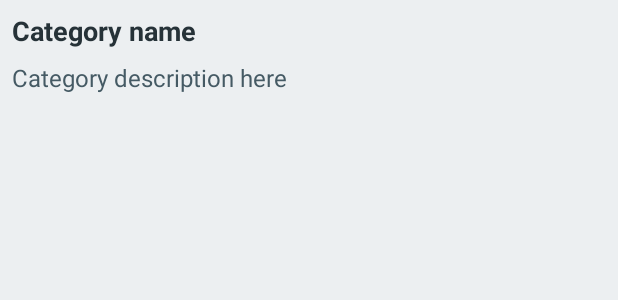
After one commit to dare-startup/dareu, an Android app: the layout category_item.xml on its own in the app's theme, with its tools: preview values and no code run, on a phone screen of 412 x 824 dp. The commit adds this screen. Shown: the top 300 px of the screen. Run offline under Robolectric (Android 15) with nearby library versions, the phone set to English and light mode, and no system bars.

```diff
--- a/app/src/main/assets/dareu_props.properties
+++ b/app/src/main/assets/dareu_props.properties
@@ -2,3 +2,4 @@ server=http://192.168.0.3:8080/
 signin=rest/security/authenticate
 signup=rest/account/signup
 update.gcm=rest/account/updateGcmRegId?regId=
+categories=rest/dare/category/
--- a/app/src/main/java/com/dareu/mobile/activity/shared/FindFriendsActivity.java
+++ b/app/src/main/java/com/dareu/mobile/activity/shared/FindFriendsActivity.java
@@ -13,6 +13,9 @@ import com.dareu.mobile.R;
 
 
 public class FindFriendsActivity extends AppCompatActivity {
+
+    public static final int REQUEST_CODE = 4326;
+    public static final String FRIENDS_IDS__NAME = "";
 
     @Override
     protected void onCreate(Bundle savedInstanceState) {
@@ -47,4 +50,6 @@ public class FindFriendsActivity extends AppCompatActivity {
             //use the query to search your data somehow
         }
     }
+
+
 }
--- a/app/src/main/java/com/dareu/mobile/task/AbstractTask.java
+++ b/app/src/main/java/com/dareu/mobile/task/AbstractTask.java
@@ -53,7 +53,9 @@ public abstract class AbstractTask extends AsyncTask<Void, Void, Map<String, Str
     }
 
     public AbstractTask(PropertyName propertyName, String requestType, Context cxt, boolean authenticated, Object entity){
-        this.url = SharedUtils.getProperty(propertyName, cxt);
+        //append url to host
+        this.url = SharedUtils.getProperty(PropertyName.DEBUG_SERVER, cxt) +
+                SharedUtils.getProperty(propertyName, cxt);
         this.cxt = cxt;
         this.requestType = requestType;
         this.authenticated = authenticated;
--- a/app/src/main/java/com/dareu/mobile/utils/PropertyName.java
+++ b/app/src/main/java/com/dareu/mobile/utils/PropertyName.java
@@ -8,7 +8,8 @@ public enum PropertyName {
     DEBUG_SERVER("server"),
     SIGNIN("signin"),
     SIGNUP("signup"),
-    UPDATE_GCM_RE_ID("update.gcm");
+    UPDATE_GCM_RE_ID("update.gcm"),
+    CATEGORIES("categories");
 
     String value;
     PropertyName(String name){
--- /dev/null
+++ b/app/src/main/res/layout/category_item.xml
@@ -0,0 +1,22 @@
+<?xml version="1.0" encoding="utf-8"?>
+<LinearLayout xmlns:android="http://schemas.android.com/apk/res/android"
+    android:orientation="vertical" android:layout_width="match_parent"
+    android:layout_height="match_parent"
+    android:padding="8dp">
+
+    <TextView
+        android:id="@+id/categoryItemNameView"
+        style="@style/TitleTextViewTheme"
+        android:text="Category name"
+        android:layout_marginBottom="8dp"
+        android:layout_width="wrap_content"
+        android:layout_height="wrap_content" />
+
+    <TextView
+        android:id="@+id/categoryItemDescView"
+        style="@style/PrimaryTextViewTheme"
+        android:layout_marginBottom="4dp"
+        android:text="Category description here"
+        android:layout_width="wrap_content"
+        android:layout_height="wrap_content" />
+</LinearLayout>
--- a/app/src/main/res/values/styles.xml
+++ b/app/src/main/res/values/styles.xml
@@ -36,7 +36,7 @@
     </style>
 
     <style name="TitleTextViewTheme" parent="android:Widget.Holo.Light.TextView">
-        <item name="android:textColor">@color/colorPrimary</item>
+        <item name="android:textColor">@color/colorPrimaryDark</item>
         <item name="android:textSize">18sp</item>
         <item name="android:textStyle">bold</item>
     </style>
```
Also changed, not shown: app/src/main/java/com/dareu/mobile/activity/shared/NewDareActivity.java (+107 -2 lines), app/src/main/java/com/dareu/mobile/adapter/CategoriesAdapter.java (added, +53 -0 lines), app/src/main/java/com/dareu/mobile/data/Category.java (added, +29 -0 lines), app/src/main/java/com/dareu/mobile/data/DareuEntity.java (added, +24 -0 lines), app/src/main/java/com/dareu/mobile/task/CategoriesTask.java (added, +34 -0 lines), app/src/main/java/com/dareu/mobile/task/response/ListResponse.java (added, +41 -0 lines), app/src/main/java/com/dareu/mobile/utils/SharedUtils.java (+17 -0 lines), app/src/main/res/mipmap-hdpi/ic_launcher.png, app/src/main/res/mipmap-mdpi/ic_launcher.png, app/src/main/res/mipmap-xhdpi/ic_launcher.png, app/src/main/res/mipmap-xxhdpi/ic_launcher.png, app/src/main/res/mipmap-xxxhdpi/ic_launcher.png.
